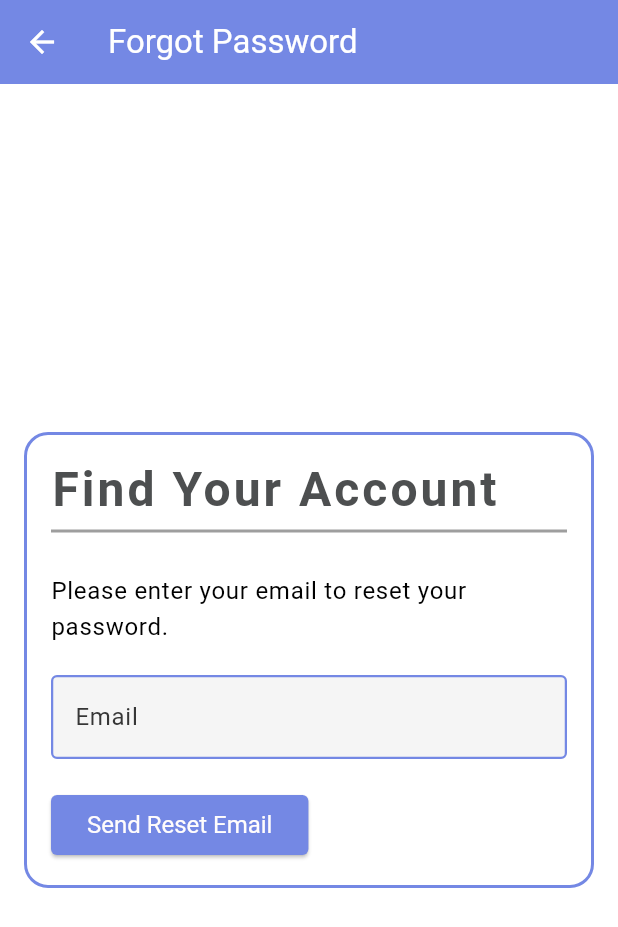
After one commit to MonicaSaeed/Flutter-With-Firebase, a Flutter app: the screen it shows after launch, after a tap on "Login", after a tap on "Forgot Password?", on a phone screen of 412 x 824 dp. The commit adds this screen. Shown: the top 927 px of the screen. Run offline on Flutter 3.47's test engine with Material 3 defaults, Android fonts, the phone set to English and light mode, and no system bars; our stand-ins replace firebase_auth, firebase_core, fluttertoast; accounts and stored records are empty.

Commit message:
added resetPassword

```diff
--- a/lib/feature/auth/auth_controller.dart
+++ b/lib/feature/auth/auth_controller.dart
@@ -74,4 +74,15 @@ class AuthController {
       );
     }
   }
+
+  Future<void> resetPassword(String email) async {
+    try {
+      await FirebaseAuth.instance.sendPasswordResetEmail(email: email);
+      ToastHelper.showSuccess("Password reset email sent.");
+    } catch (e) {
+      ToastHelper.showError(
+        "Failed to send password reset email: ${e.toString()}",
+      );
+    }
+  }
 }
--- /dev/null
+++ b/lib/feature/auth/forgot_password_screen.dart
@@ -0,0 +1,92 @@
+import 'package:flutter/material.dart';
+import 'package:flutter_app/core/extensions/extensions.dart';
+
+import '../../core/theme/light_colors.dart';
+import 'auth_controller.dart';
+
+class ForgotPasswordScreen extends StatelessWidget {
+  ForgotPasswordScreen({super.key});
+  final emailController = TextEditingController();
+  final GlobalKey<FormState> _formKey = GlobalKey<FormState>();
+
+  @override
+  Widget build(BuildContext context) {
+    return Scaffold(
+      appBar: AppBar(
+        title: const Text('Forgot Password'),
+        leading: IconButton(
+          icon: const Icon(Icons.arrow_back),
+          onPressed: () {
+            Navigator.pop(context);
+          },
+        ),
+      ),
+      body: SafeArea(
+        child: Column(
+          mainAxisAlignment: MainAxisAlignment.center,
+          children: [
+            Container(
+              padding: const EdgeInsets.all(16.0),
+              margin: const EdgeInsets.symmetric(horizontal: 16.0),
+              decoration: BoxDecoration(
+                borderRadius: const BorderRadius.all(Radius.circular(16.0)),
+                border: Border.all(color: LightColor.primaryColor, width: 2.0),
+              ),
+
+              child: Form(
+                key: _formKey,
+                child: Column(
+                  crossAxisAlignment: CrossAxisAlignment.start,
+                  children: [
+                    Text(
+                      'Find Your Account',
+                      style: Theme.of(context).textTheme.headlineLarge,
+                    ),
+                    Divider(color: LightColor.subtitleColor, thickness: 2),
+                    const SizedBox(height: 20),
+                    Text(
+                      'Please enter your email to reset your password.',
+                      style: Theme.of(context).textTheme.bodyLarge,
+                    ),
+                    const SizedBox(height: 20),
+                    TextFormField(
+                      controller: emailController,
+                      decoration: InputDecoration(
+                        labelText: 'Email',
+                        border: OutlineInputBorder(),
+                      ),
+                      validator: (value) {
+                        if (value == null || value.isEmpty) {
+                          return 'Please enter your email';
+                        }
+                        if (!value.isValidEmail) {
+                          return 'Please enter a valid email address';
+                        }
+                        return null;
+                      },
+                    ),
+                    const SizedBox(height: 20),
+                    ElevatedButton(
+                      onPressed: () async {
+                        if (_formKey.currentState?.validate() ?? false) {
+                          await AuthController().resetPassword(
+                            emailController.text,
+                          );
+                          emailController.clear();
+                          if (context.mounted) {
+                            Navigator.pop(context);
+                          }
+                        }
+                      },
+                      child: const Text('Send Reset Email'),
+                    ),
+                  ],
+                ),
+              ),
+            ),
+          ],
+        ),
+      ),
+    );
+  }
+}
--- a/lib/feature/auth/login_screen.dart
+++ b/lib/feature/auth/login_screen.dart
@@ -4,6 +4,7 @@ import 'package:flutter_app/feature/auth/signup_screen.dart';
 import 'package:flutter_app/feature/home/home_screen.dart';
 
 import 'auth_controller.dart';
+import 'forgot_password_screen.dart';
 
 class LoginScreen extends StatelessWidget {
   LoginScreen({super.key});
@@ -86,6 +87,24 @@ class LoginScreen extends StatelessWidget {
                       child: const Text('Login'),
                     ),
                   ),
+                  const SizedBox(height: 10),
+                  // forgot password button
+                  Row(
+                    mainAxisAlignment: MainAxisAlignment.end,
+                    children: [
+                      TextButton(
+                        onPressed: () {
+                          Navigator.push(
+                            context,
+                            MaterialPageRoute(
+                              builder: (context) => ForgotPasswordScreen(),
+                            ),
+                          );
+                        },
+                        child: const Text('Forgot Password?'),
+                      ),
+                    ],
+                  ),
                   const SizedBox(height: 20),
                   Row(
                     mainAxisAlignment: MainAxisAlignment.center,
--- a/lib/feature/auth/signup_screen.dart
+++ b/lib/feature/auth/signup_screen.dart
@@ -133,7 +133,7 @@ class _SignupScreenState extends State<SignupScreen> {
                             email: emailController.text,
                             password: passwordController.text,
                           );
-                          if (context.mounted || user != null) {
+                          if (context.mounted && user != null) {
                             Navigator.pushReplacement(
                               context,
                               MaterialPageRoute(
```
